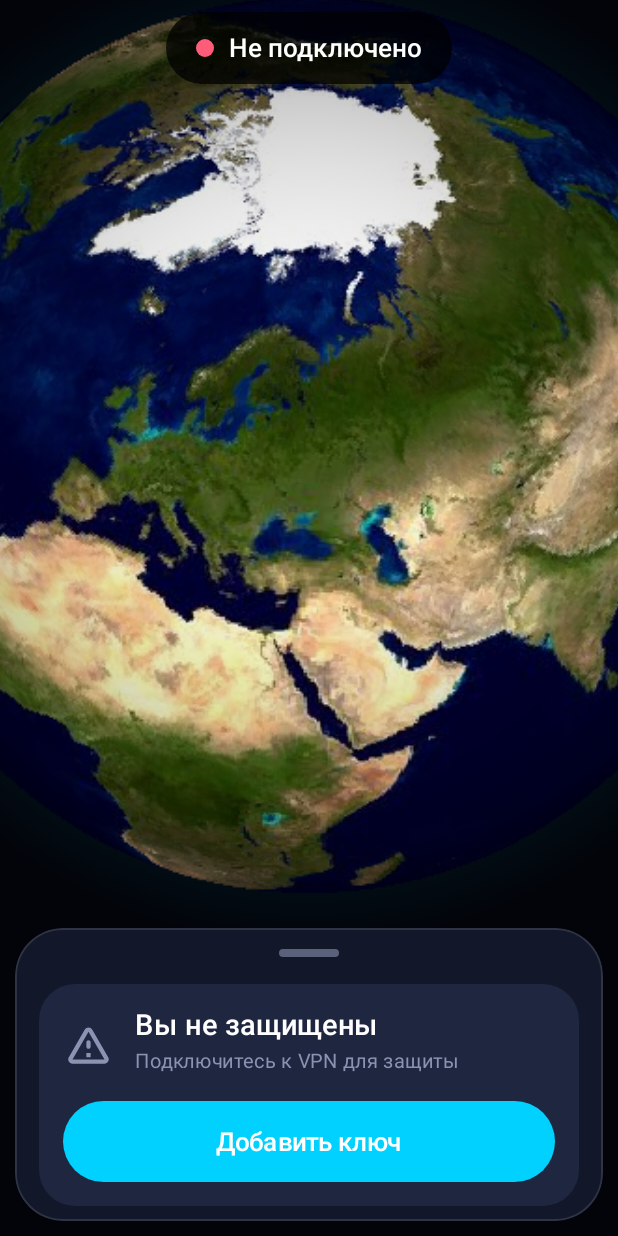
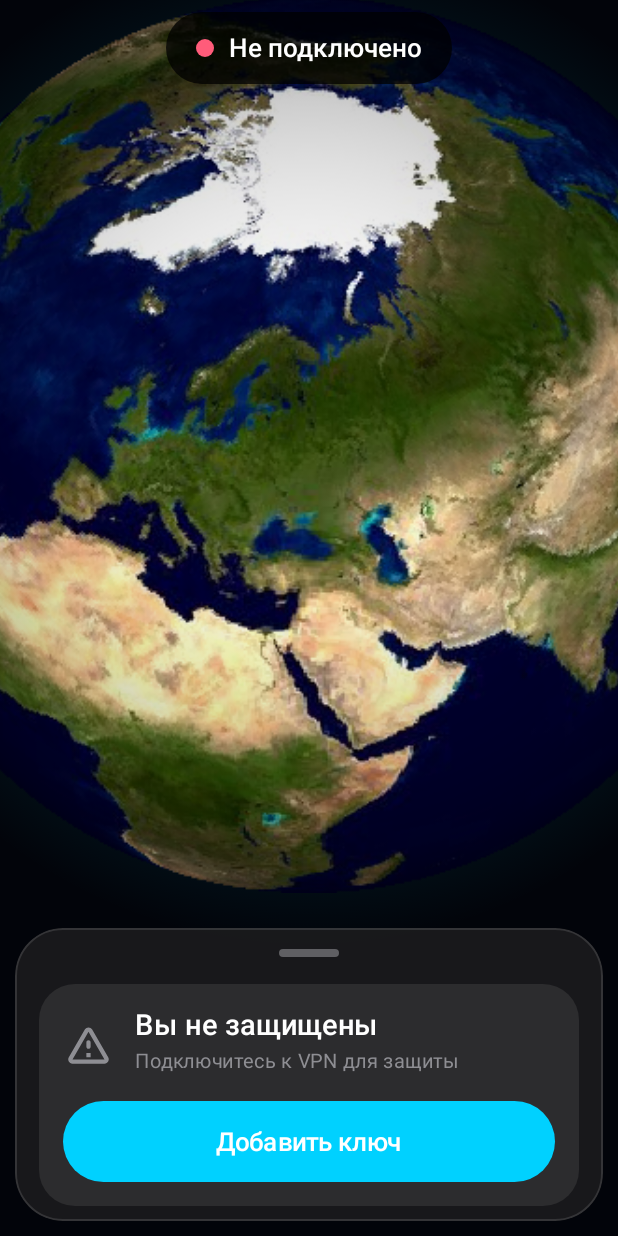
Before and after one commit to cats1223/TechTeamVPN-app, an Android app built with Jetpack Compose: the screen it shows after launch (MainActivity), on a phone screen of 412 x 824 dp. Run offline under Robolectric (Android 15) with nearby library versions, the phone set to English and light mode, and no system bars; libraries missing offline, so code that uses them is left out: com.journeyapps.barcodescanner; pictures from the network do not load.

Commit message:
Чёрно-серая тема, обновление из приложения на Android, список изменений в релизе
- Тёмная тема: чёрный фон и нейтральные серые вместо тёмно-синих; светлая — нейтрально-белая.
- Android: «Обновить» скачивает APK релиза с прогрессом и открывает системную установку;
  кнопка «Проверить обновления» при новой версии сразу начинает обновление. Нужное
  разрешение на установку приложение запрашивает само.
- CI: APK подписывается постоянным ключом из секрета ANDROID_KEYSTORE_BASE64, иначе
  обновление поверх не ставится.
- CHANGELOG.md: раздел версии идёт в описание релиза.

Co-Authored-By: Claude Opus 5.5 <noreply@anthropic.com>
Claude-Session: https://claude.ai/code/session_01MtnTfqXxMUVH2Mox2aVhoK

```diff
--- a/android/app/src/main/java/com/techteam/vpn/ui/Theme.kt
+++ b/android/app/src/main/java/com/techteam/vpn/ui/Theme.kt
@@ -12,18 +12,21 @@ import androidx.compose.ui.graphics.Color
 
 val LocalLightTheme = staticCompositionLocalOf { false }
 
-/** Brand palette; every color has a dark and a light variant for the theme setting. */
+/**
+ * Brand palette; every color has a dark and a light variant for the theme setting. Backgrounds
+ * are neutral black, gray and white; only the accents carry color.
+ */
 object Brand {
-    val Background: Color @Composable @ReadOnlyComposable get() = pick(0xFF0B1020, 0xFFF4F6FB)
-    val Surface: Color @Composable @ReadOnlyComposable get() = pick(0xFF151B2E, 0xFFFFFFFF)
-    val SurfaceHigh: Color @Composable @ReadOnlyComposable get() = pick(0xFF1E2640, 0xFFE6EAF3)
+    val Background: Color @Composable @ReadOnlyComposable get() = pick(0xFF000000, 0xFFF2F2F7)
+    val Surface: Color @Composable @ReadOnlyComposable get() = pick(0xFF1C1C1E, 0xFFFFFFFF)
+    val SurfaceHigh: Color @Composable @ReadOnlyComposable get() = pick(0xFF2C2C2E, 0xFFE5E5EA)
     val Cyan: Color @Composable @ReadOnlyComposable get() = pick(0xFF00D1FF, 0xFF0094C7)
     val Violet: Color @Composable @ReadOnlyComposable get() = pick(0xFF7B5CFF, 0xFF6A4BFF)
     val Green: Color @Composable @ReadOnlyComposable get() = pick(0xFF2BD98B, 0xFF12A866)
     val Amber: Color @Composable @ReadOnlyComposable get() = pick(0xFFFFB547, 0xFFD98A00)
     val Red: Color @Composable @ReadOnlyComposable get() = pick(0xFFFF5C7A, 0xFFE0445F)
-    val TextMuted: Color @Composable @ReadOnlyComposable get() = pick(0xFF8A93B2, 0xFF6B7280)
-    val Text: Color @Composable @ReadOnlyComposable get() = pick(0xFFFFFFFF, 0xFF111827)
+    val TextMuted: Color @Composable @ReadOnlyComposable get() = pick(0xFF8E8E93, 0xFF6C6C70)
+    val Text: Color @Composable @ReadOnlyComposable get() = pick(0xFFFFFFFF, 0xFF000000)
     val Gradient: Brush @Composable @ReadOnlyComposable get() = Brush.linearGradient(listOf(Cyan, Violet))
 
     @Composable
--- a/android/app/src/main/res/values/colors.xml
+++ b/android/app/src/main/res/values/colors.xml
@@ -1,6 +1,6 @@
 <?xml version="1.0" encoding="utf-8"?>
 <resources>
-    <color name="background">#0B1020</color>
+    <color name="background">#000000</color>
     <color name="ic_launcher_background">#080809</color>
     <color name="brand_cyan">#00D1FF</color>
     <color name="brand_violet">#7B5CFF</color>
--- a/android/app/src/main/res/values/strings.xml
+++ b/android/app/src/main/res/values/strings.xml
@@ -48,8 +48,10 @@
     <string name="error_vpn_permission">Нужно разрешение на VPN</string>
 
     <string name="update_title">Доступно обновление</string>
-    <string name="update_text">Вышла версия %1$s, у вас %2$s. Скачать новую версию?</string>
-    <string name="update_download">Скачать</string>
+    <string name="update_text">Вышла версия %1$s, у вас %2$s. Обновить?</string>
+    <string name="update_download">Обновить</string>
+    <string name="update_downloading">Загрузка: %1$d%%</string>
+    <string name="update_allow">Разрешите установку из TechTeamVPN, затем нажмите «Обновить» ещё раз</string>
     <string name="update_later">Позже</string>
     <string name="update_none">У вас последняя версия</string>
     <string name="update_error">Не удалось проверить обновления: %1$s</string>
--- /dev/null
+++ b/android/app/src/main/res/xml/file_paths.xml
@@ -0,0 +1,5 @@
+<?xml version="1.0" encoding="utf-8"?>
+<!-- Downloaded updates, handed to the system installer. -->
+<paths>
+    <cache-path name="updates" path="updates/" />
+</paths>
```
Also changed, not shown: android/app/src/main/AndroidManifest.xml (+12 -0 lines), android/app/src/main/java/com/techteam/vpn/data/AppUpdater.kt (added, +69 -0 lines), android/app/src/main/java/com/techteam/vpn/ui/MainActivity.kt (+21 -9 lines), android/app/src/main/java/com/techteam/vpn/ui/MainViewModel.kt (+41 -1 lines), 4 other files.
